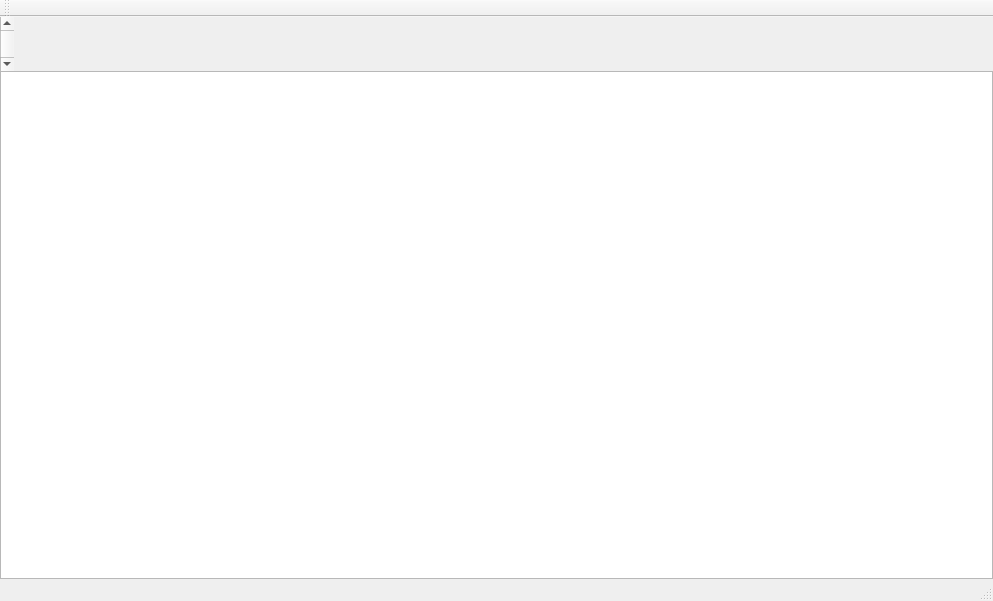
samyv/Groept_AstarMario, file mainwindow.ui: the form before one commit.
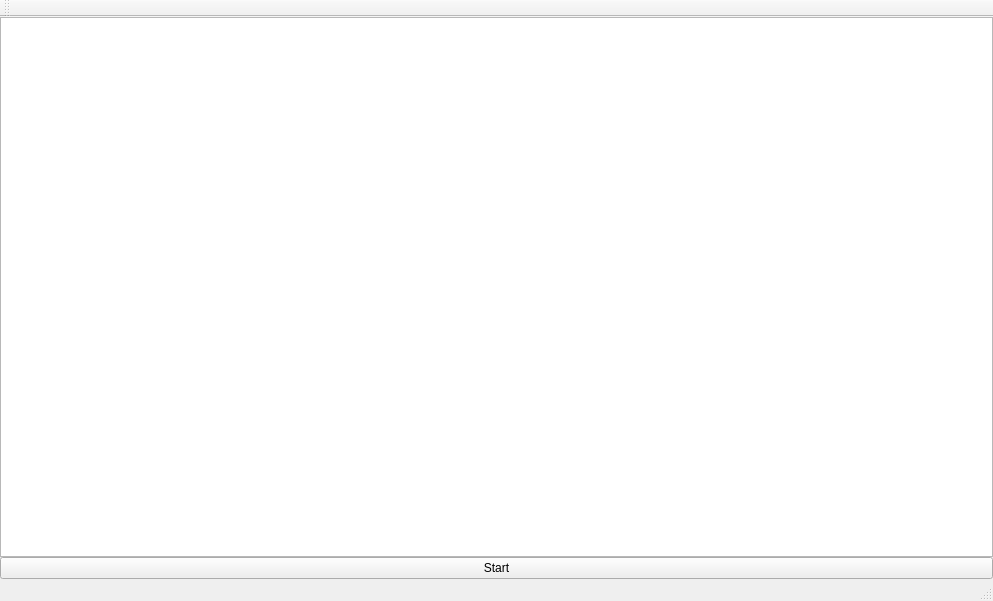
The form after the commit.

Commit message: start moving

Diff of the .ui file:
```diff
--- a/mainwindow.ui
+++ b/mainwindow.ui
@@ -33,13 +33,6 @@
     <property name="bottomMargin">
      <number>0</number>
     </property>
-    <item>
-     <widget class="QScrollBar" name="verticalScrollBar">
-      <property name="orientation">
-       <enum>Qt::Vertical</enum>
-      </property>
-     </widget>
-    </item>
     <item>
      <widget class="QGraphicsView" name="graphicsView">
       <property name="mouseTracking">
@@ -50,6 +43,13 @@
       </property>
      </widget>
     </item>
+    <item>
+     <widget class="QPushButton" name="pushButton">
+      <property name="text">
+       <string>Start</string>
+      </property>
+     </widget>
+    </item>
    </layout>
   </widget>
   <widget class="QMenuBar" name="menuBar">
```
Left out of the diff: 2 changed lines with no effect on the pictures. The commit also changes 6 other files.
